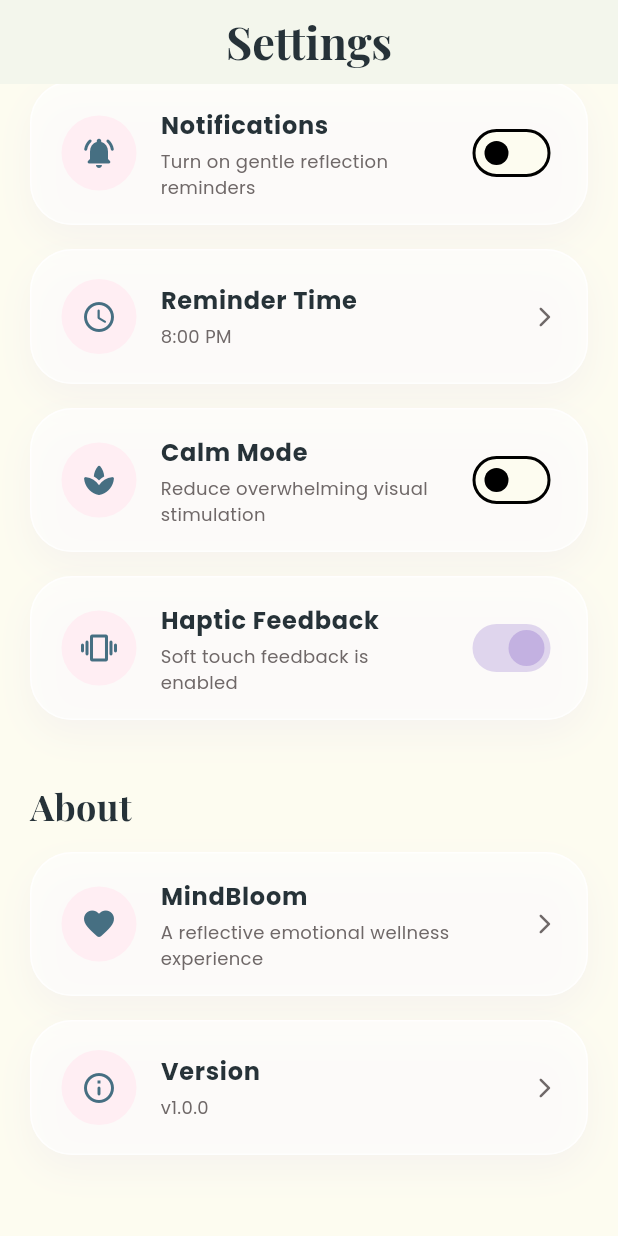
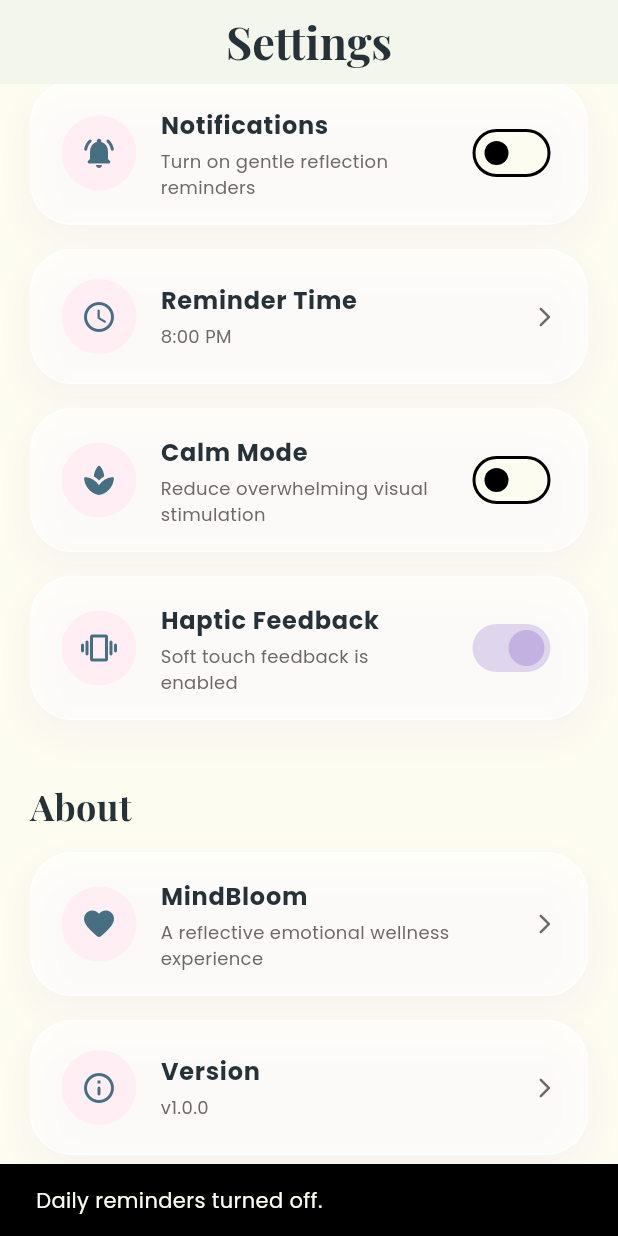
Before and after one commit to aryalsadikshya/mood_tracker, a Flutter app: the SettingsScreen screen opened directly, scrolled down 76 dp, after a tap on "Notifications", on a phone screen of 412 x 824 dp. Run offline on Flutter 3.47's test engine with Material 3 defaults, Android fonts, the light colour scheme and no system bars; our stand-ins replace cloud_firestore, firebase_auth, firebase_core, fl_chart, flutter_local_notifications, flutter_timezone and 5 more; accounts and stored records are empty.

Commit message:
feat: add custom notification scheduling and reminder settings

```diff
--- a/lib/features/settings/screens/settings_screen.dart
+++ b/lib/features/settings/screens/settings_screen.dart
@@ -3,7 +3,6 @@ import 'package:flutter/services.dart';
 import 'package:google_fonts/google_fonts.dart';
 import 'package:shared_preferences/shared_preferences.dart';
 
-import '../../../core/navigation/soft_page_route.dart';
 import '../../../core/theme/app_colours.dart';
 import '../../../services/notification_service.dart';
 import '../../auth/screen/auth_screen.dart';
@@ -53,7 +52,6 @@ class _SettingsScreenState extends State<SettingsScreen> {
 
   Future<void> saveReminderTime(TimeOfDay time) async {
     final prefs = await SharedPreferences.getInstance();
-
     await prefs.setInt("reminderHour", time.hour);
     await prefs.setInt("reminderMinute", time.minute);
   }
@@ -74,6 +72,7 @@ class _SettingsScreenState extends State<SettingsScreen> {
 
     if (notificationsEnabled) {
       await NotificationService.initialize();
+
       await NotificationService.scheduleDailyReminder(
         hour: picked.hour,
         minute: picked.minute,
@@ -84,7 +83,9 @@ class _SettingsScreenState extends State<SettingsScreen> {
 
     ScaffoldMessenger.of(context).showSnackBar(
       SnackBar(
-        content: Text("Reminder time set to ${formatTime(picked)}."),
+        content: Text(
+          "Reminder time changed to ${formatTime(picked)}.",
+        ),
       ),
     );
   }
@@ -97,18 +98,39 @@ class _SettingsScreenState extends State<SettingsScreen> {
     await saveBool("notificationsEnabled", value);
 
     if (value) {
-      await openSoftPage(
+      await Navigator.push(
         context,
-        const NotificationPermissionScreen(),
+        MaterialPageRoute(
+          builder: (_) => const NotificationPermissionScreen(),
+        ),
       );
 
       await NotificationService.initialize();
+
       await NotificationService.scheduleDailyReminder(
         hour: reminderTime.hour,
         minute: reminderTime.minute,
       );
+
+      if (!mounted) return;
+
+      ScaffoldMessenger.of(context).showSnackBar(
+        SnackBar(
+          content: Text(
+            "Daily reminder set for ${formatTime(reminderTime)}.",
+          ),
+        ),
+      );
     } else {
       await NotificationService.cancelDailyReminder();
+
+      if (!mounted) return;
+
+      ScaffoldMessenger.of(context).showSnackBar(
+        const SnackBar(
+          content: Text("Daily reminders turned off."),
+        ),
+      );
     }
   }
 
@@ -407,8 +429,6 @@ class _SettingsScreenState extends State<SettingsScreen> {
             ),
 
             const SizedBox(height: 18),
-
-
           ],
         ),
       ),
--- a/pubspec.yaml
+++ b/pubspec.yaml
@@ -48,6 +48,7 @@ dependencies:
   firebase_storage: ^13.3.0
   google_sign_in: ^7.1.1
   url_launcher: ^6.3.1
+
 
 dev_dependencies:
   flutter_test:
```
Also changed, not shown: lib/features/settings/screens/notification_permission_screen.dart (+32 -33 lines).
